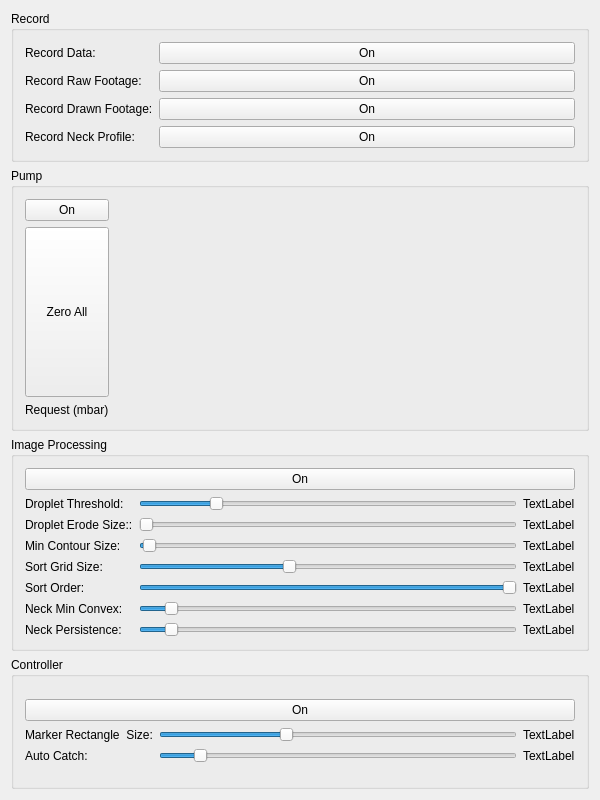
Before: the Qt Designer form EVA00/ueva/dashboard.ui in DaveSketchySpeedway/RoboDrop, drawn with Qt 5.
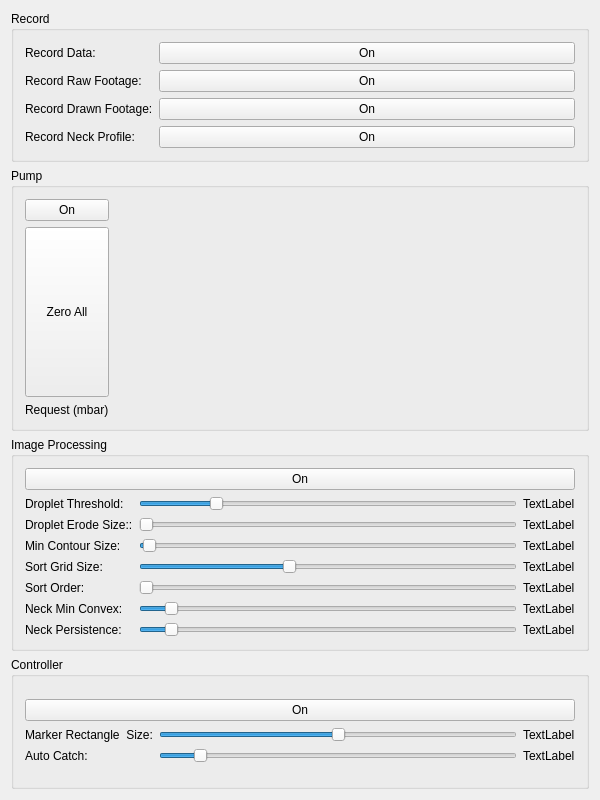
After: the same form once the commit is applied.

Diff of the .ui file:
```diff
--- a/EVA00/ueva/dashboard.ui
+++ b/EVA00/ueva/dashboard.ui
@@ -405,7 +405,7 @@
              <number>1</number>
             </property>
             <property name="value">
-             <number>1</number>
+             <number>0</number>
             </property>
             <property name="orientation">
              <enum>Qt::Horizontal</enum>
@@ -506,7 +506,7 @@
            <number>1</number>
           </property>
           <property name="value">
-           <number>70</number>
+           <number>100</number>
           </property>
           <property name="orientation">
            <enum>Qt::Horizontal</enum>
```
